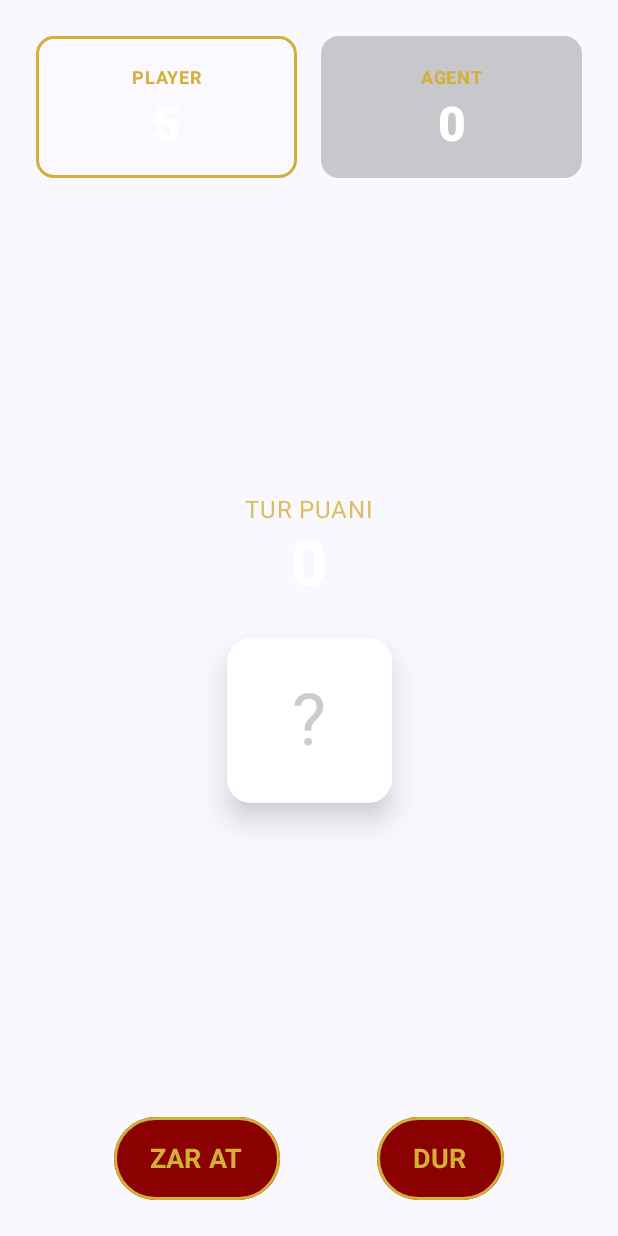
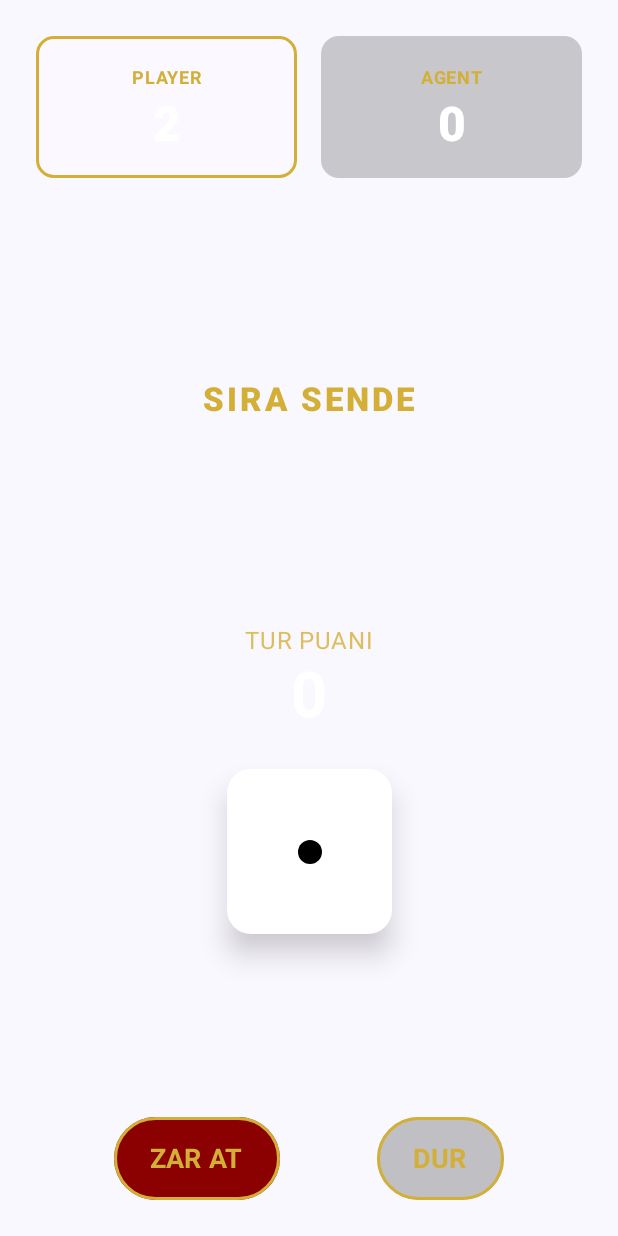
Before and after one commit to nazlialtintas/Pig_Game, an Android app built with Jetpack Compose: the composable GamePlayScreen shown on its own in the app's theme, after a tap on "DUR", on a phone screen of 412 x 824 dp. Run offline under Robolectric (Android 15) with nearby library versions, the phone set to English and light mode, and no system bars; 1 other tap on this screen came first.

Commit message:
zar atmadan dur diyememe eklendi

```diff
--- a/app/src/main/java/com/example/piggame/GameViewModel.kt
+++ b/app/src/main/java/com/example/piggame/GameViewModel.kt
@@ -11,7 +11,6 @@ import kotlinx.coroutines.flow.MutableStateFlow
 import kotlinx.coroutines.flow.asStateFlow
 import kotlinx.coroutines.launch
 
-// AndroidViewModel kullanıyoruz ki Context üzerinden hafızaya erişebilelim
 class GameViewModel(application: Application) : AndroidViewModel(application) {
     private val qTable = QTable()
     private val logic = GameLogic()
@@ -42,7 +41,7 @@ class GameViewModel(application: Application) : AndroidViewModel(application) {
             // Eğer hala 0 ise eğitimi başlat
             if (qTable.size() == 0) {
                 println("DEBUG: Ajan cahil, eğitim başlıyor...")
-                trainer.train(100000) // 200 bin maç daha iyidir
+                trainer.train(300000)
                 qTable.saveToStorage(context)
                 println("DEBUG: Eğitim bitti. Yeni Durum Sayısı: ${qTable.size()}")
             } else {
@@ -82,7 +81,7 @@ class GameViewModel(application: Application) : AndroidViewModel(application) {
             _uiState.value = logic.nextState(_uiState.value, AgentAction.ROLL, dice)
             _isRolling.value = false
 
-            // SIRA KİMDEYSE ONA GÖRE KONTROL YAP
+
             if (!_uiState.value.isGameOver()) {
                 if (_uiState.value.currentPlayer == Player.PLAYER_2) {
                     checkAgentTurn() // Ajanın sırasıysa devam et
@@ -92,16 +91,15 @@ class GameViewModel(application: Application) : AndroidViewModel(application) {
     }
 
     private fun checkAgentTurn() {
-        // Ajanın hamle yapması için gereken kontroller
+
         if (_uiState.value.currentPlayer == Player.PLAYER_2 && !_uiState.value.isGameOver() && !_isRolling.value) {
             viewModelScope.launch {
-                delay(1000) // Ajan düşünme süresi
+                delay(1000)
                 val action = agent.chooseAction(_uiState.value)
                 if (action == AgentAction.ROLL) {
                     performRoll()
                 } else {
                     _uiState.value = logic.nextState(_uiState.value, AgentAction.HOLD, 0)
-                    // Hold yapınca sıra oyuncuya geçer, döngü burada durur.
                 }
             }
         }
--- a/app/src/main/java/com/example/piggame/MainActivity.kt
+++ b/app/src/main/java/com/example/piggame/MainActivity.kt
@@ -41,11 +41,10 @@ class MainActivity : ComponentActivity() {
 @Composable
 fun RetroPigApp(vm: GameViewModel = viewModel()) {
     val mode by vm.gameMode.collectAsState()
-    // ViewModel'daki gerçek yükleme durumunu dinliyoruz
     val isLoading by vm.isLoading.collectAsState()
 
     if (isLoading) {
-        // EĞİTİM EKRANI: Ajan öğrenene kadar burada bekletiyoruz
+        // Ajan öğrenene kadar bekle
         Box(
             modifier = Modifier
                 .fillMaxSize()
@@ -53,7 +52,6 @@ fun RetroPigApp(vm: GameViewModel = viewModel()) {
             contentAlignment = Alignment.Center
         ) {
             Column(horizontalAlignment = Alignment.CenterHorizontally) {
-                // Şık bir yükleme animasyonu
                 CircularProgressIndicator(
                     color = CasinoGold,
                     strokeWidth = 4.dp
@@ -74,7 +72,7 @@ fun RetroPigApp(vm: GameViewModel = viewModel()) {
             }
         }
     } else {
-        // OYUN AKIŞI: Eğitim bittiği an burası tetiklenir
+        // Ajan öğrendi, oyun
         Box(
             modifier = Modifier
                 .fillMaxSize()
@@ -111,22 +109,22 @@ fun GamePlayScreen(vm: GameViewModel) {
     val state by vm.uiState.collectAsState()
     val isRolling by vm.isRolling.collectAsState()
 
-    // Tüm ekranı kaplayan ana kutu (Overlay için Box kullanıyoruz)
     Box(modifier = Modifier.fillMaxSize()) {
 
-        // 1. OYUN ALANI (Arka plandaki ana görünüm)
         Column(
             modifier = Modifier.fillMaxSize().padding(24.dp),
             horizontalAlignment = Alignment.CenterHorizontally,
             verticalArrangement = Arrangement.SpaceBetween
         ) {
-            // Üst Bölüm: Skorlar
+            // Skorlar
             Row(modifier = Modifier.fillMaxWidth(), horizontalArrangement = Arrangement.spacedBy(16.dp)) {
                 ScoreCard("PLAYER", state.player1Score, state.currentPlayer == Player.PLAYER_1, Modifier.weight(1f))
                 ScoreCard("AGENT", state.player2Score, state.currentPlayer == Player.PLAYER_2, Modifier.weight(1f))
             }
 
-            // Orta Bölüm: Zar ve Tur Puanı
+            TurnStatusText(currentPlayer = state.currentPlayer)
+
+            //  Zar ve Tur Puanı
             Column(horizontalAlignment = Alignment.CenterHorizontally) {
                 Text("TUR PUANI", color = CasinoGold.copy(alpha = 0.8f), fontSize = 16.sp)
                 Text("${state.currentTurnScore}", fontSize = 42.sp, color = Color.White, fontWeight = FontWeight.Bold)
@@ -134,7 +132,7 @@ fun GamePlayScreen(vm: GameViewModel) {
                 CasinoDiceView(state.lastRolledDice, isRolling)
             }
 
-            // Alt Bölüm: Kontroller
+            // Kontroller
             Row(modifier = Modifier.fillMaxWidth(), horizontalArrangement = Arrangement.SpaceEvenly) {
                 CasinoButton(
                     "ZAR AT",
@@ -144,17 +142,19 @@ fun GamePlayScreen(vm: GameViewModel) {
                 CasinoButton(
                     "DUR",
                     onClick = { vm.onHoldClick() },
-                    enabled = state.currentPlayer == Player.PLAYER_1 && !state.isGameOver()
+                    enabled = state.currentPlayer == Player.PLAYER_1 &&
+                            !state.isGameOver() &&
+                            state.currentTurnScore > 0
                 )
             }
         }
 
-        // 2. OYUN BİTTİ EKRANI (Kazananı gösteren şık Overlay)
+        // Oyun bitti
         if (state.isGameOver()) {
             Box(
                 modifier = Modifier
                     .fillMaxSize()
-                    .background(Color.Black.copy(alpha = 0.85f)) // Arka planı karart
+                    .background(Color.Black.copy(alpha = 0.85f))
                     .padding(24.dp),
                 contentAlignment = Alignment.Center
             ) {
@@ -271,7 +271,6 @@ fun FinalScoreItem(label: String, score: Int) {
 @Composable
 fun DiceDotsDisplay(value: Int) {
     Box(modifier = Modifier.padding(12.dp).fillMaxSize()) {
-        val dotColor = Color.Black
         when (value) {
             1 -> Dot(Alignment.Center)
             2 -> { Dot(Alignment.TopEnd); Dot(Alignment.BottomStart) }
@@ -291,3 +290,27 @@ fun BoxScope.Dot(alignment: Alignment) {
         color = Color.Black
     ) {}
 }
+
+@Composable
+fun TurnStatusText(currentPlayer: Player) {
+    val isPlayerTurn = currentPlayer == Player.PLAYER_1
+
+    val text = if (isPlayerTurn) "SIRA SENDE" else "SIRA AJANDA"
+    val textColor = if (isPlayerTurn) CasinoGold else Color(0xFFFF5252)
+
+    Box(
+        contentAlignment = Alignment.Center,
+        modifier = Modifier
+            .fillMaxWidth()
+            .padding(vertical = 12.dp)
+    ) {
+        Text(
+            text = text,
+            fontSize = 22.sp,
+            fontWeight = FontWeight.ExtraBold,
+            color = textColor,
+            letterSpacing = 2.sp,
+            style = MaterialTheme.typography.titleLarge
+        )
+    }
+}
--- a/app/src/main/java/com/example/piggame/agent/QLearningAgent.kt
+++ b/app/src/main/java/com/example/piggame/agent/QLearningAgent.kt
@@ -3,19 +3,21 @@ package com.example.piggame.agent
 import com.example.piggame.model.AgentAction
 import com.example.piggame.model.GameLogic
 import com.example.piggame.model.GameState
-import com.example.piggame.model.Player
 import kotlin.random.Random
 
 class QLearningAgent(private val qTable: QTable) {
-    private val logic = GameLogic()
 
     // RL Parametreleri
     private val alpha = 0.1    // Öğrenme hızı
     private val gamma = 0.9    // Gelecekteki ödüllerin önemi
-    private val epsilon = 0.1  // %10 ihtimalle rastgele hareket et (Keşif)
+    private val epsilon = 0.1  // %10 ihtimalle rastgele hareket et
 
     // Ajanın karar verme anı
     fun chooseAction(state: GameState): AgentAction {
+
+        if (state.currentTurnScore == 0) {
+            return AgentAction.ROLL
+        }
         // Epsilon-Greedy stratejisi
         if (Random.nextDouble() < epsilon) {
             return AgentAction.values().random()
--- a/app/src/main/java/com/example/piggame/model/GameLogic.kt
+++ b/app/src/main/java/com/example/piggame/model/GameLogic.kt
@@ -3,7 +3,6 @@ package com.example.piggame.model
 import kotlin.random.Random
 
 class GameLogic {
-    // Rastgele zar atar (1-6 arası)
     fun rollDice(): Int = Random.nextInt(1, 7)
 
     // Hamle sonrası yeni durumu hesaplar
```
Also changed, not shown: app/src/main/java/com/example/piggame/agent/QTable.kt (line endings or trailing spaces).
